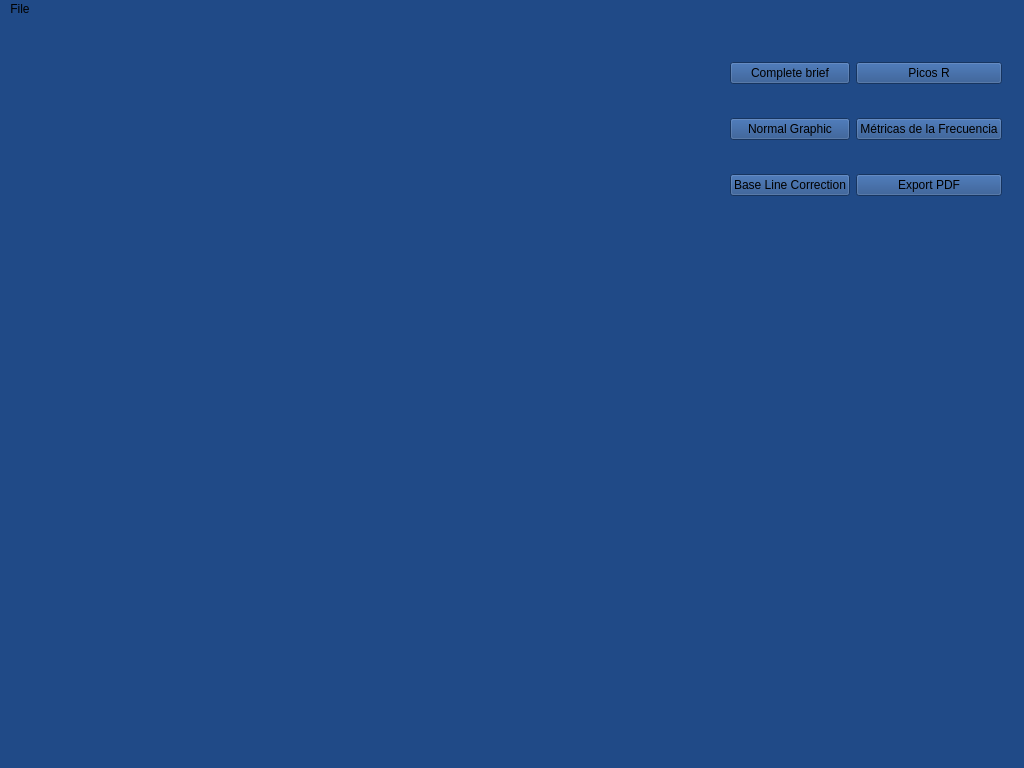
First picture: the form in interfaz.ui, repository LicethYaneth/HRV-QT, before the edit.
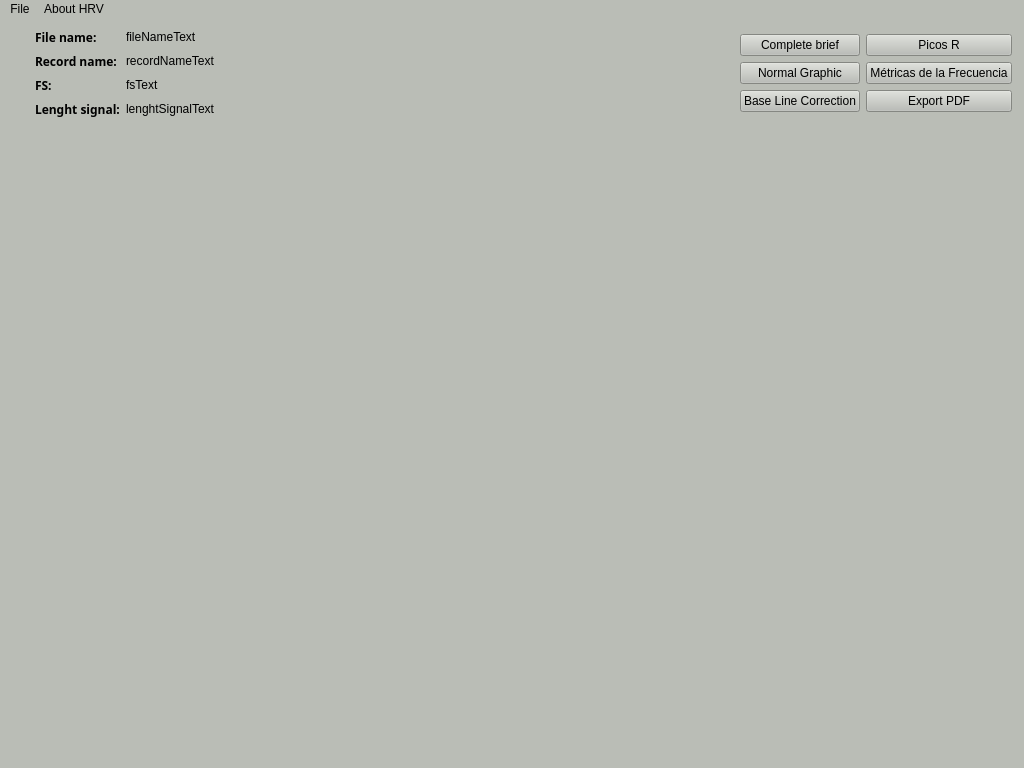
Second picture: the form after the edit. Icons and pictures are not drawn.

What changed in the file:
```diff
--- a/interfaz.ui
+++ b/interfaz.ui
@@ -14,7 +14,7 @@
    <string>AHRV</string>
   </property>
   <property name="styleSheet">
-   <string notr="true">background-color: rgb(32, 74, 135);</string>
+   <string notr="true">background-color: rgb(186, 189, 182);</string>
   </property>
   <widget class="QWidget" name="centralwidget">
    <property name="autoFillBackground">
@@ -26,15 +26,21 @@
       <x>0</x>
       <y>0</y>
       <width>1021</width>
-      <height>222</height>
+      <height>108</height>
      </rect>
     </property>
     <property name="sizePolicy">
-     <sizepolicy hsizetype="Expanding" vsizetype="Preferred">
+     <sizepolicy hsizetype="Expanding" vsizetype="Fixed">
       <horstretch>0</horstretch>
       <verstretch>0</verstretch>
      </sizepolicy>
     </property>
+    <property name="maximumSize">
+     <size>
+      <width>1021</width>
+      <height>16777215</height>
+     </size>
+    </property>
     <layout class="QHBoxLayout" name="horizontalLayout">
      <item>
       <widget class="QLabel" name="label">
@@ -50,13 +56,108 @@
       </widget>
      </item>
      <item>
-      <spacer name="horizontalSpacer">
+      <layout class="QVBoxLayout" name="fileLabel">
+       <property name="leftMargin">
+        <number>20</number>
+       </property>
+       <item>
+        <widget class="QLabel" name="fileNameLabel">
+         <property name="font">
+          <font>
+           <family>Fira Sans</family>
+           <weight>75</weight>
+           <bold>true</bold>
+          </font>
+         </property>
+         <property name="text">
+          <string>File name:</string>
+         </property>
+        </widget>
+       </item>
+       <item>
+        <widget class="QLabel" name="recordNameLabel">
+         <property name="font">
+          <font>
+           <family>Fira Sans</family>
+           <weight>75</weight>
+           <bold>true</bold>
+          </font>
+         </property>
+         <property name="text">
+          <string>Record name:</string>
+         </property>
+        </widget>
+       </item>
+       <item>
+        <widget class="QLabel" name="fsLabel">
+         <property name="font">
+          <font>
+           <family>Fira Sans</family>
+           <weight>75</weight>
+           <bold>true</bold>
+          </font>
+         </property>
+         <property name="text">
+          <string>FS:</string>
+         </property>
+        </widget>
+       </item>
+       <item>
+        <widget class="QLabel" name="lenghtSignalLabel">
+         <property name="font">
+          <font>
+           <family>Fira Sans</family>
+           <weight>75</weight>
+           <bold>true</bold>
+          </font>
+         </property>
+         <property name="text">
+          <string>Lenght signal:</string>
+         </property>
+        </widget>
+       </item>
+      </layout>
+     </item>
+     <item>
+      <layout class="QVBoxLayout" name="verticalLayout_2">
+       <item>
+        <widget class="QLabel" name="fileNameText">
+         <property name="text">
+          <string>fileNameText</string>
+         </property>
+        </widget>
+       </item>
+       <item>
+        <widget class="QLabel" name="recordNameText">
+         <property name="text">
+          <string>recordNameText</string>
+         </property>
+        </widget>
+       </item>
+       <item>
+        <widget class="QLabel" name="fsText">
+         <property name="text">
+          <string>fsText</string>
+         </property>
+        </widget>
+       </item>
+       <item>
+        <widget class="QLabel" name="lenghtSignalText">
+         <property name="text">
+          <string>lenghtSignalText</string>
+         </property>
+        </widget>
+       </item>
+      </layout>
+     </item>
+     <item>
+      <spacer name="expandingSpaceMenu">
        <property name="orientation">
         <enum>Qt::Horizontal</enum>
        </property>
        <property name="sizeHint" stdset="0">
         <size>
-         <width>1000</width>
+         <width>1000000000</width>
          <height>90</height>
         </size>
        </property>
@@ -96,7 +197,7 @@
         <number>0</number>
        </property>
        <property name="rightMargin">
-        <number>10</number>
+        <number>0</number>
        </property>
        <item>
         <widget class="QPushButton" name="pushButton">
@@ -123,6 +224,50 @@
      </item>
     </layout>
    </widget>
+   <widget class="QWidget" name="graficaGrande" native="true">
+    <property name="geometry">
+     <rect>
+      <x>0</x>
+      <y>100</y>
+      <width>1021</width>
+      <height>441</height>
+     </rect>
+    </property>
+    <property name="sizePolicy">
+     <sizepolicy hsizetype="Expanding" vsizetype="Expanding">
+      <horstretch>0</horstretch>
+      <verstretch>0</verstretch>
+     </sizepolicy>
+    </property>
+    <property name="maximumSize">
+     <size>
+      <width>1021</width>
+      <height>16777215</height>
+     </size>
+    </property>
+   </widget>
+   <widget class="QWidget" name="widget" native="true">
+    <property name="geometry">
+     <rect>
+      <x>0</x>
+      <y>540</y>
+      <width>1021</width>
+      <height>201</height>
+     </rect>
+    </property>
+    <property name="sizePolicy">
+     <sizepolicy hsizetype="Expanding" vsizetype="Fixed">
+      <horstretch>0</horstretch>
+      <verstretch>0</verstretch>
+     </sizepolicy>
+    </property>
+    <property name="maximumSize">
+     <size>
+      <width>1021</width>
+      <height>16777215</height>
+     </size>
+    </property>
+   </widget>
   </widget>
   <widget class="QMenuBar" name="menubar">
    <property name="geometry">
@@ -143,7 +288,13 @@
     <addaction name="actionExport_PDF"/>
     <addaction name="actionExit"/>
    </widget>
+   <widget class="QMenu" name="menuAbout_HRV">
+    <property name="title">
+     <string>About HRV</string>
+    </property>
+   </widget>
    <addaction name="menuArchivo"/>
+   <addaction name="menuAbout_HRV"/>
   </widget>
   <widget class="QStatusBar" name="statusbar"/>
   <action name="actionOpen">
```
Left out of the diff: 44 changed lines with no effect on the pictures.
